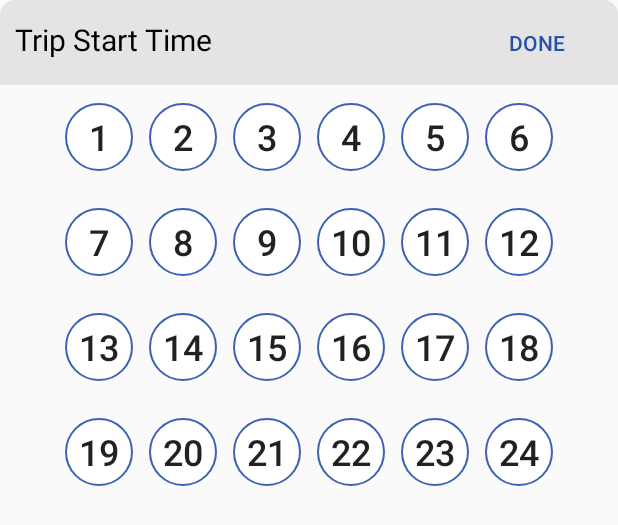
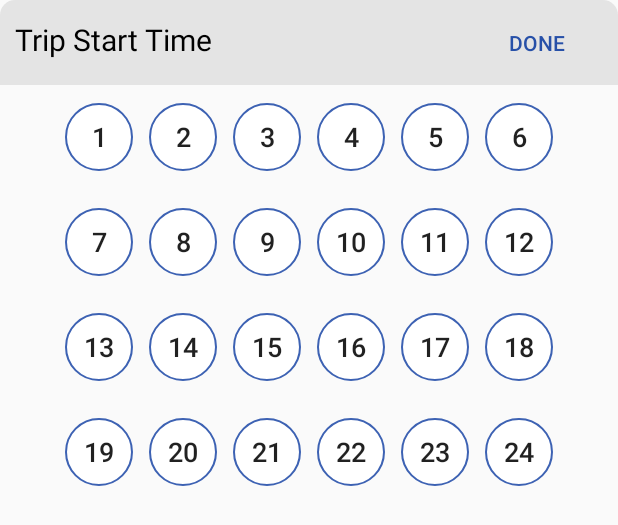
Before and after one commit to shafiblogs/CarLorry, an Android app: the layout fragment_time_selection.xml on its own in the app's theme, with its tools: preview values and no code run, on a phone screen of 412 x 824 dp. Shown: the top 525 px of the screen. Run offline under Robolectric (Android 15) with nearby library versions, the phone set to English and light mode, and no system bars.

Commit message:
Color theme updated

```diff
--- a/app/src/main/res/drawable/theme_button_circle1_blue.xml
+++ b/app/src/main/res/drawable/theme_button_circle1_blue.xml
@@ -1,6 +1,6 @@
 <?xml version="1.0" encoding="utf-8"?>
 <selector xmlns:android="http://schemas.android.com/apk/res/android">
-    <item android:state_pressed="false">
+    <item android:state_pressed="false" >
         <shape android:shape="oval">
             <solid android:color="#ffffff"/>
             <stroke android:width="1dp" android:color="#3d62b3" />
@@ -12,4 +12,10 @@
             <stroke android:width="1dp" android:color="#375aa8" />
         </shape>
     </item>
+    <item android:state_focused="true">
+        <shape android:shape="oval">
+            <solid android:color="#375aa8" />
+            <stroke android:width="1dp" android:color="#375aa8" />
+        </shape>
+    </item>
 </selector>
--- a/app/src/main/res/layout/fragment_time_selection.xml
+++ b/app/src/main/res/layout/fragment_time_selection.xml
@@ -54,7 +54,7 @@
             android:layout_margin="5dp"
             android:background="@drawable/theme_button_circle1_blue"
             android:text="1"
-            android:textSize="24sp" />
+            android:textSize="18sp" />
 
         <Button
             android:id="@+id/btnTime2"
@@ -64,7 +64,7 @@
             android:layout_margin="5dp"
             android:background="@drawable/theme_button_circle1_blue"
             android:text="2"
-            android:textSize="24sp" />
+            android:textSize="18sp" />
 
         <Button
             android:id="@+id/btnTime3"
@@ -74,7 +74,7 @@
             android:layout_margin="5dp"
             android:background="@drawable/theme_button_circle1_blue"
             android:text="3"
-            android:textSize="24sp" />
+            android:textSize="18sp" />
 
         <Button
             android:id="@+id/btnTime4"
@@ -84,7 +84,7 @@
             android:layout_margin="5dp"
             android:background="@drawable/theme_button_circle1_blue"
             android:text="4"
-            android:textSize="24sp" />
+            android:textSize="18sp" />
 
         <Button
             android:id="@+id/btnTime5"
@@ -94,7 +94,7 @@
             android:layout_margin="5dp"
             android:background="@drawable/theme_button_circle1_blue"
             android:text="5"
-            android:textSize="24sp" />
+            android:textSize="18sp" />
 
         <Button
             android:id="@+id/btnTime6"
@@ -104,7 +104,7 @@
             android:layout_margin="5dp"
             android:background="@drawable/theme_button_circle1_blue"
             android:text="6"
-            android:textSize="24sp" />
+            android:textSize="18sp" />
 
     </LinearLayout>
 
@@ -124,7 +124,7 @@
             android:layout_margin="5dp"
             android:background="@drawable/theme_button_circle1_blue"
             android:text="7"
-            android:textSize="24sp" />
+            android:textSize="18sp" />
 
         <Button
             android:id="@+id/btnTime8"
@@ -134,7 +134,7 @@
             android:layout_margin="5dp"
             android:background="@drawable/theme_button_circle1_blue"
             android:text="8"
-            android:textSize="24sp" />
+            android:textSize="18sp" />
 
         <Button
             android:id="@+id/btnTime9"
@@ -144,7 +144,7 @@
             android:layout_margin="5dp"
             android:background="@drawable/theme_button_circle1_blue"
             android:text="9"
-            android:textSize="24sp" />
+            android:textSize="18sp" />
 
         <Button
             android:id="@+id/btnTime10"
@@ -154,7 +154,7 @@
             android:layout_margin="5dp"
             android:background="@drawable/theme_button_circle1_blue"
             android:text="10"
-            android:textSize="24sp" />
+            android:textSize="18sp" />
 
         <Button
             android:id="@+id/btnTime11"
@@ -164,7 +164,7 @@
             android:layout_margin="5dp"
             android:background="@drawable/theme_button_circle1_blue"
             android:text="11"
-            android:textSize="24sp" />
+            android:textSize="18sp" />
 
         <Button
             android:id="@+id/btnTime12"
@@ -174,7 +174,7 @@
             android:layout_margin="5dp"
             android:background="@drawable/theme_button_circle1_blue"
             android:text="12"
-            android:textSize="24sp" />
+            android:textSize="18sp" />
 
     </LinearLayout>
 
@@ -194,7 +194,7 @@
             android:layout_margin="5dp"
             android:background="@drawable/theme_button_circle1_blue"
             android:text="13"
-            android:textSize="24sp" />
+            android:textSize="18sp" />
 
         <Button
             android:id="@+id/btnTime14"
@@ -204,7 +204,7 @@
             android:layout_margin="5dp"
             android:background="@drawable/theme_button_circle1_blue"
             android:text="14"
-            android:textSize="24sp" />
+            android:textSize="18sp" />
 
         <Button
             android:id="@+id/btnTime15"
@@ -214,7 +214,7 @@
             android:layout_margin="5dp"
             android:background="@drawable/theme_button_circle1_blue"
             android:text="15"
-            android:textSize="24sp" />
+            android:textSize="18sp" />
 
         <Button
             android:id="@+id/btnTime16"
@@ -224,7 +224,7 @@
             android:layout_margin="5dp"
             android:background="@drawable/theme_button_circle1_blue"
             android:text="16"
-            android:textSize="24sp" />
+            android:textSize="18sp" />
 
         <Button
             android:id="@+id/btnTime17"
@@ -234,7 +234,7 @@
             android:layout_margin="5dp"
             android:background="@drawable/theme_button_circle1_blue"
             android:text="17"
-            android:textSize="24sp" />
+            android:textSize="18sp" />
 
         <Button
             android:id="@+id/btnTime18"
@@ -244,7 +244,7 @@
             android:layout_margin="5dp"
             android:background="@drawable/theme_button_circle1_blue"
             android:text="18"
-            android:textSize="24sp" />
+            android:textSize="18sp" />
 
     </LinearLayout>
 
@@ -264,7 +264,7 @@
             android:layout_margin="5dp"
             android:background="@drawable/theme_button_circle1_blue"
             android:text="19"
-            android:textSize="24sp" />
+            android:textSize="18sp" />
 
         <Button
             android:id="@+id/btnTime20"
@@ -274,7 +274,7 @@
             android:layout_margin="5dp"
             android:background="@drawable/theme_button_circle1_blue"
             android:text="20"
-            android:textSize="24sp" />
+            android:textSize="18sp" />
 
         <Button
             android:id="@+id/btnTime21"
@@ -284,7 +284,7 @@
             android:layout_margin="5dp"
             android:background="@drawable/theme_button_circle1_blue"
             android:text="21"
-            android:textSize="24sp" />
+            android:textSize="18sp" />
 
         <Button
             android:id="@+id/btnTime22"
@@ -294,7 +294,7 @@
             android:layout_margin="5dp"
             android:background="@drawable/theme_button_circle1_blue"
             android:text="22"
-            android:textSize="24sp" />
+            android:textSize="18sp" />
 
         <Button
             android:id="@+id/btnTime23"
@@ -304,7 +304,7 @@
             android:layout_margin="5dp"
             android:background="@drawable/theme_button_circle1_blue"
             android:text="23"
-            android:textSize="24sp" />
+            android:textSize="18sp" />
 
         <Button
             android:id="@+id/btnTime24"
@@ -314,7 +314,7 @@
             android:layout_margin="5dp"
             android:background="@drawable/theme_button_circle1_blue"
             android:text="24"
-            android:textSize="24sp" />
+            android:textSize="18sp" />
 
     </LinearLayout>
 
--- a/app/src/main/res/values/colors.xml
+++ b/app/src/main/res/values/colors.xml
@@ -1,7 +1,7 @@
 <?xml version="1.0" encoding="utf-8"?>
 <resources>
-    <color name="colorPrimary">#3F51B5</color>
-    <color name="colorPrimaryDark">#303F9F</color>
+    <color name="colorPrimary">#1383c7</color>
+    <color name="colorPrimaryDark">#0079c2</color>
     <color name="colorAccent">#FF4081</color>
     <color name="unread_background">#B3B3B3</color>
 
@@ -15,17 +15,17 @@
     <color name="green">#3A6616</color>
 
 
-    <color name="card_rent_car_bg">#EAEAEA</color>
-    <color name="card_rent_car_footer">#395590</color>
+    <color name="card_rent_car_bg">#4dc3f7</color>
+    <color name="card_rent_car_footer">#48b7e8</color>
 
-    <color name="card_rent_bike_bg">#4d79d9</color>
-    <color name="card_rent_bike_footer">#436bc1</color>
+    <color name="card_rent_bike_bg">#4dd3e3</color>
+    <color name="card_rent_bike_footer">#48c5d4</color>
 
-    <color name="card_lease_car_bg">#EAEAEA</color>
-    <color name="card_lease_car_footer">#395590</color>
+    <color name="card_lease_car_bg">#7986cb</color>
+    <color name="card_lease_car_footer">#6f7cbd</color>
 
-    <color name="card_limousine_bg">#4d79d9</color>
-    <color name="card_limousine_footer">#436bc1</color>
+    <color name="card_limousine_bg">#82c786</color>
+    <color name="card_limousine_footer">#78b87c</color>
 
 
 </resources>
```
